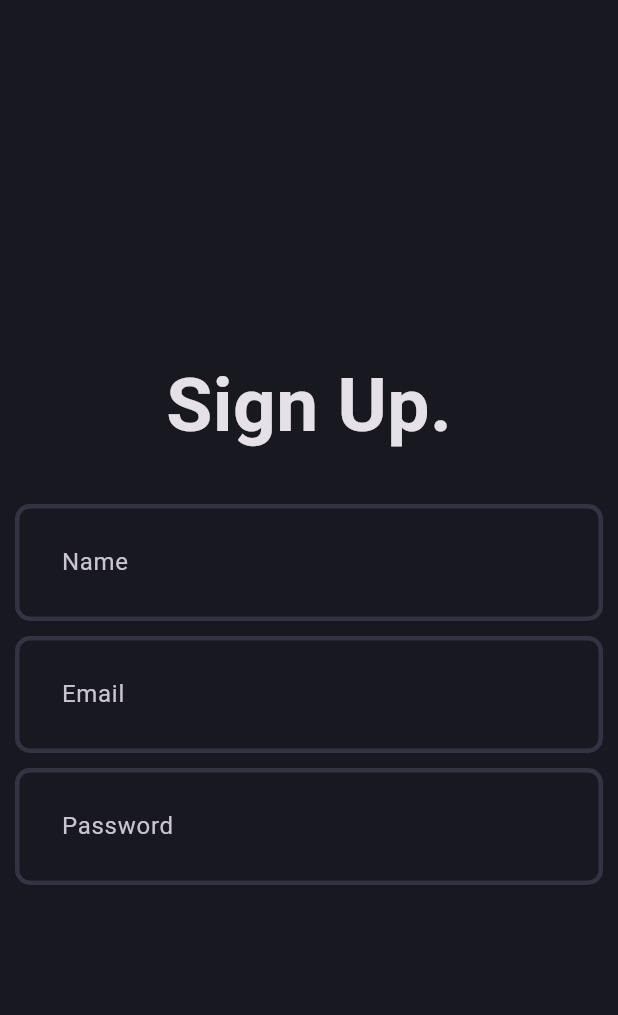
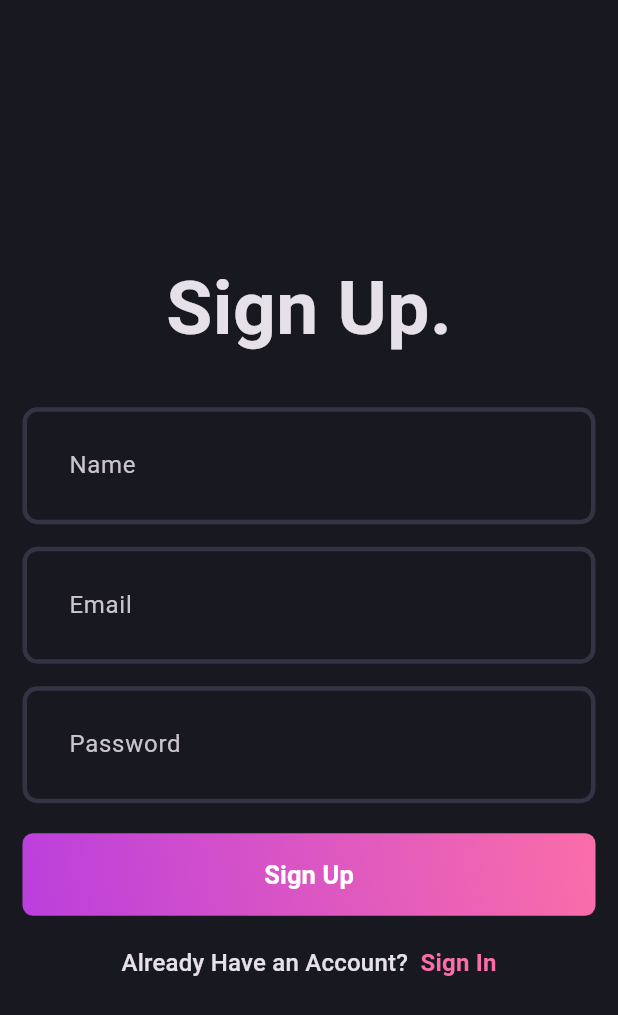
Before and after one commit to WhyC03/ChroniX, a Flutter app: the screen it shows after launch, on a phone screen of 412 x 824 dp. Shown: the top 1015 px of the screen. Run offline on Flutter 3.47's test engine with Material 3 defaults, Android fonts, the phone set to English and light mode, and no system bars.

Commit message:
Sign Up Page Design Done

```diff
--- a/lib/features/auth/presentation/pages/signup_page.dart
+++ b/lib/features/auth/presentation/pages/signup_page.dart
@@ -1,4 +1,6 @@
+import 'package:blog_app/core/theme/app_pallete.dart';
 import 'package:blog_app/features/auth/presentation/widgets/auth_field.dart';
+import 'package:blog_app/features/auth/presentation/widgets/auth_gradient_button.dart';
 import 'package:flutter/material.dart';
 
 class SignupPage extends StatefulWidget {
@@ -13,7 +15,7 @@ class _SignupPageState extends State<SignupPage> {
   Widget build(BuildContext context) {
     return Scaffold(
       body: Padding(
-        padding: const EdgeInsets.all(10),
+        padding: const EdgeInsets.all(15),
         child: Column(
           mainAxisAlignment: MainAxisAlignment.center,
           children: [
@@ -26,10 +28,28 @@ class _SignupPageState extends State<SignupPage> {
             ),
             SizedBox(height: 30),
             AuthField(hintText: 'Name'),
-            SizedBox(height: 10,),
+            SizedBox(height: 15),
             AuthField(hintText: 'Email'),
-            SizedBox(height: 10,),
+            SizedBox(height: 15),
             AuthField(hintText: 'Password'),
+            SizedBox(height: 20),
+            AuthGradientButton(),
+            SizedBox(height: 20),
+            RichText(
+              text: TextSpan(
+                text: 'Already Have an Account?  ',
+                style: Theme.of(context).textTheme.titleMedium,
+                children: [
+                  TextSpan(
+                    text: 'Sign In',
+                    style: Theme.of(context).textTheme.titleMedium?.copyWith(
+                          color: AppPallete.gradient2,
+                          fontWeight: FontWeight.bold,
+                        ),
+                  ),
+                ],
+              ),
+            ),
           ],
         ),
       ),
--- /dev/null
+++ b/lib/features/auth/presentation/widgets/auth_gradient_button.dart
@@ -0,0 +1,39 @@
+import 'package:blog_app/core/theme/app_pallete.dart';
+import 'package:flutter/material.dart';
+
+class AuthGradientButton extends StatelessWidget {
+  const AuthGradientButton({super.key});
+
+  @override
+  Widget build(BuildContext context) {
+    return Container(
+      decoration: BoxDecoration(
+        borderRadius: BorderRadius.circular(7),
+        gradient: LinearGradient(
+          colors: [
+            AppPallete.gradient1,
+            AppPallete.gradient2,
+          ],
+          begin: Alignment.bottomLeft,
+          end: Alignment.topRight
+        ),
+      ),
+      child: ElevatedButton(
+        onPressed: () {},
+        style: ElevatedButton.styleFrom(
+          fixedSize: Size(395, 55),
+          backgroundColor: AppPallete.transparentColor,
+          shadowColor: AppPallete.transparentColor,
+        ),
+        child: Text(
+          'Sign Up',
+          style: TextStyle(
+            fontSize: 17,
+            fontWeight: FontWeight.w600,
+            color: Colors.white,
+          ),
+        ),
+      ),
+    );
+  }
+}
```
